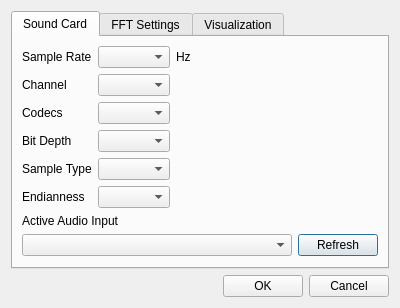
Before: the Qt Designer form src/dialogsettings.ui in mkhorram/audio-spectrum-visualizer, drawn with Qt 5.
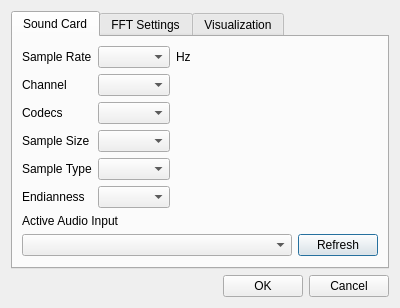
After: the same form once the commit is applied. The open tabs and pages were chosen to show the change.

What changed in the file:
```diff
--- a/src/dialogsettings.ui
+++ b/src/dialogsettings.ui
@@ -61,7 +61,7 @@
          <item row="3" column="0">
           <widget class="QLabel" name="label_2">
            <property name="text">
-            <string>Bit Depth</string>
+            <string>Sample Size</string>
            </property>
           </widget>
          </item>
```
Left out of the diff: 4 changed lines with no effect on the pictures.
